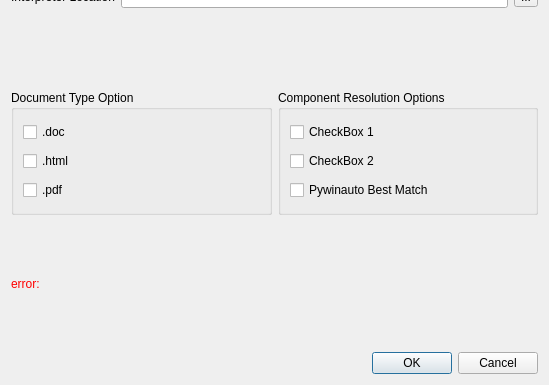
Above: src/gui/ui/apicompilerdialog.ui from facade-technologies-inc/facile before the change; both pictures show x 0 to 549 and y 184 to 569 of the 549 by 569 pixel window. Below: the same form after it.
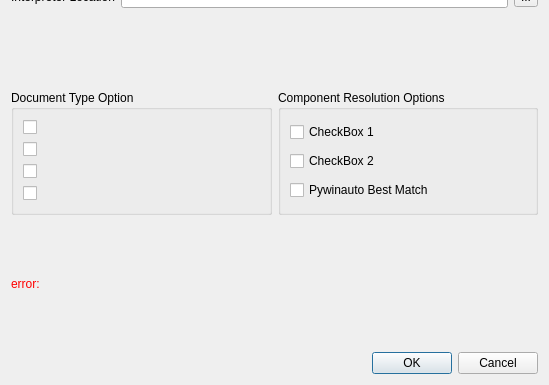
That is the form after the change. Icons and pictures are not drawn.

Commit message: added icons for doctypes, validation, and compile.

```diff
--- a/src/gui/ui/apicompilerdialog.ui
+++ b/src/gui/ui/apicompilerdialog.ui
@@ -108,21 +108,68 @@
         <item>
          <widget class="QCheckBox" name="checkBoxDocx">
           <property name="text">
-           <string>.doc</string>
+           <string/>
+          </property>
+          <property name="icon">
+           <iconset resource="../../../icons.qrc">
+            <normaloff>:/icon/resources/icons/office/doc.png</normaloff>:/icon/resources/icons/office/doc.png</iconset>
+          </property>
+          <property name="iconSize">
+           <size>
+            <width>48</width>
+            <height>48</height>
+           </size>
           </property>
          </widget>
         </item>
         <item>
          <widget class="QCheckBox" name="checkBoxHtml">
           <property name="text">
-           <string>.html</string>
+           <string/>
+          </property>
+          <property name="icon">
+           <iconset resource="../../../icons.qrc">
+            <normaloff>:/icon/resources/icons/office/html.png</normaloff>:/icon/resources/icons/office/html.png</iconset>
+          </property>
+          <property name="iconSize">
+           <size>
+            <width>48</width>
+            <height>48</height>
+           </size>
           </property>
          </widget>
         </item>
         <item>
          <widget class="QCheckBox" name="checkBoxPdf">
           <property name="text">
-           <string>.pdf</string>
+           <string/>
+          </property>
+          <property name="icon">
+           <iconset resource="../../../icons.qrc">
+            <normaloff>:/icon/resources/icons/office/pdf.png</normaloff>:/icon/resources/icons/office/pdf.png</iconset>
+          </property>
+          <property name="iconSize">
+           <size>
+            <width>48</width>
+            <height>48</height>
+           </size>
+          </property>
+         </widget>
+        </item>
+        <item>
+         <widget class="QCheckBox" name="checkBoxEPub">
+          <property name="text">
+           <string/>
+          </property>
+          <property name="icon">
+           <iconset resource="../../../icons.qrc">
+            <normaloff>:/icon/resources/icons/office/epub.png</normaloff>:/icon/resources/icons/office/epub.png</iconset>
+          </property>
+          <property name="iconSize">
+           <size>
+            <width>48</width>
+            <height>48</height>
+           </size>
           </property>
          </widget>
         </item>
```
Left out of the diff: 4 changed lines with no effect on the pictures. The commit also changes 7 other files.
